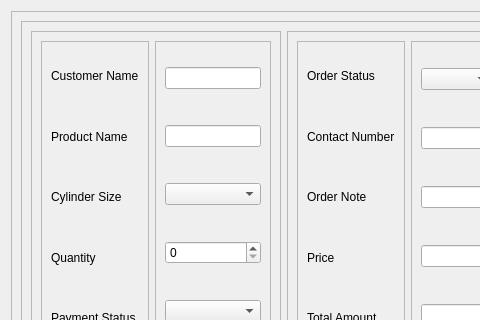
Qt form app/src/ui/employee/add_order_item.ui (Kazu0210/Inventory-System) before a commit; both pictures show x 0 to 480 and y 0 to 320 of the 839 by 537 pixel window.
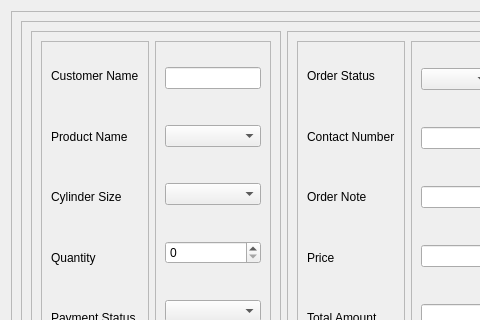
The same form after that commit.

```diff
--- a/app/src/ui/employee/add_order_item.ui
+++ b/app/src/ui/employee/add_order_item.ui
@@ -131,7 +131,7 @@
                 <widget class="QLineEdit" name="name_input"/>
                </item>
                <item>
-                <widget class="QLineEdit" name="productname_input"/>
+                <widget class="QComboBox" name="productName_comboBox"/>
                </item>
                <item>
                 <widget class="QComboBox" name="cylindersize_box"/>
```
